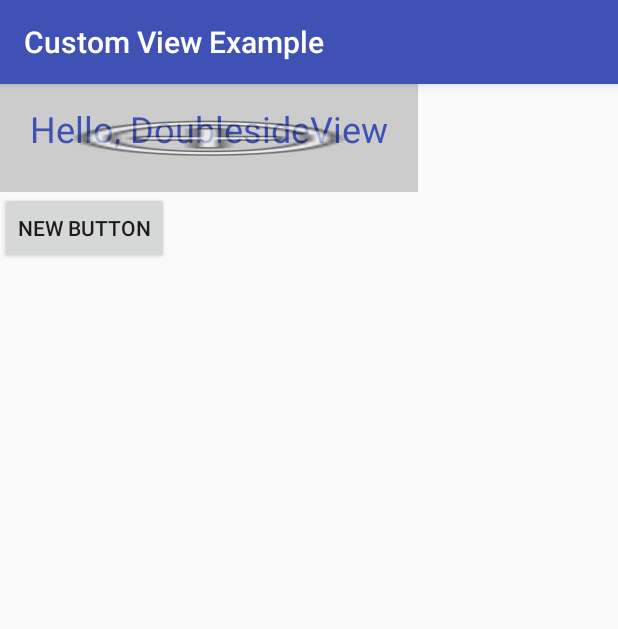
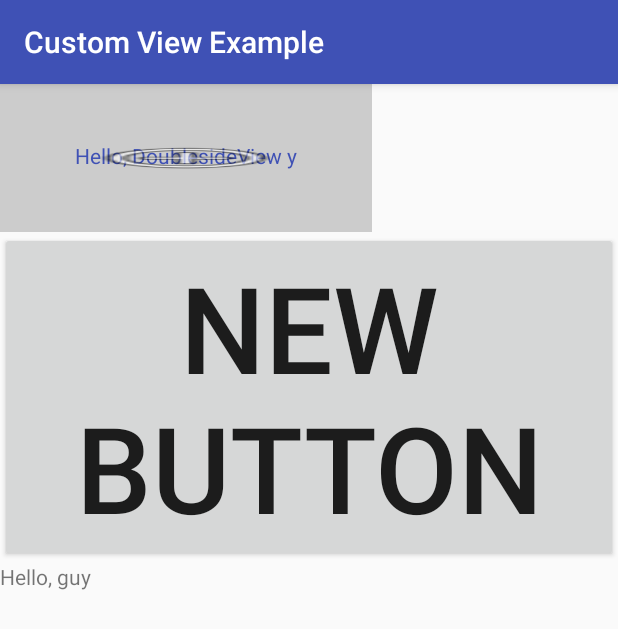
Before and after one commit to roman-nevr/MyExamples, an Android app: the CustomViewExample screen opened directly, with no data from a screen before it, on a phone screen of 412 x 824 dp. Shown: the top 629 px of the screen. Run offline under Robolectric (Android 15) with nearby library versions, the phone set to English and light mode, and no system bars.

Commit message:
29.08.16 evening

```diff
--- a/app/src/main/java/ru/rubicon/myexamples/DoublesideView.java
+++ b/app/src/main/java/ru/rubicon/myexamples/DoublesideView.java
@@ -5,16 +5,19 @@ import android.content.res.TypedArray;
 import android.graphics.Canvas;
 import android.graphics.Color;
 import android.graphics.Paint;
+import android.graphics.Point;
 import android.graphics.drawable.Drawable;
 import android.text.TextPaint;
 import android.util.AttributeSet;
+import android.view.Display;
 import android.view.View;
+import android.view.WindowManager;
 
 /**
  * TODO: document your custom view class.
  */
 public class DoublesideView extends View {
-    private String frontSideString, backSideString; // TODO: use a default from R.string...
+    private String frontSideString, backSideString, longestSting; // TODO: use a default from R.string...
     private int mExampleColor = Color.BLACK; // TODO: use a default from R.color...
     private float mExampleDimension = 0; // TODO: use a default from R.dimen...
     private Drawable mExampleDrawable;
@@ -24,6 +27,7 @@ public class DoublesideView extends View {
     private TextPaint mTextPaint;
     private float mTextWidth;
     private float mTextHeight;
+    int maxWidth, maxHeight;
     // Конструктор, необходимый для создания элемента внутри кода программы
     public DoublesideView(Context context) {
         super(context);
@@ -74,6 +78,13 @@ public class DoublesideView extends View {
         action = frontSideAction;
         setOnClickListener(new DoublesideViewOnClickListener());
 
+        WindowManager wm = (WindowManager) getContext().getSystemService(Context.WINDOW_SERVICE);
+        Display display = wm.getDefaultDisplay();
+        Point size = new Point();
+        display.getSize(size);
+        maxWidth = size.x;
+        maxHeight = size.y;
+
         // Update TextPaint and text measurements from attributes
         invalidateTextPaintAndMeasurements();
     }
@@ -85,8 +96,10 @@ public class DoublesideView extends View {
         float backSideStringWidth = mTextPaint.measureText(backSideString);
         if(frontSideStringWidth > backSideStringWidth){
             mTextWidth = frontSideStringWidth;
+            longestSting = frontSideString;
         }else {
             mTextWidth = backSideStringWidth;
+            longestSting = backSideString;
         }
         Paint.FontMetrics fontMetrics = mTextPaint.getFontMetrics();
         mTextHeight = fontMetrics.bottom;
@@ -107,22 +120,21 @@ public class DoublesideView extends View {
         int contentHeight = getHeight() - paddingTop - paddingBottom;
 
         // Draw the text.
+        /*
         float freeSpace = getWidth()- getPaddingLeft() - getPaddingRight();
-        /*if (mTextWidth > freeSpace){
+        if (mTextWidth > freeSpace){
             mExampleDimension = mExampleDimension * (freeSpace/mTextWidth);
             mTextPaint.setTextSize(mExampleDimension);
             mTextWidth = mTextPaint.measureText(frontSideString);
             mTextHeight = mTextPaint.getFontMetrics().bottom;
-        }*/
-        canvas.drawText(frontSideString,
-                paddingLeft + (contentWidth - mTextWidth) / 2,
-                paddingTop + (contentHeight + mTextHeight /*- mTextPaint.getFontMetrics().top*/) / 2,
-                mTextPaint);
-
+        }
+        */
+        float x = paddingLeft + (contentWidth - mTextWidth) / 2;
+        float y = paddingTop + (contentHeight / 2 + mTextHeight);
+        canvas.drawText(action.execute(), x, y, mTextPaint);
         // Draw the example drawable on top of the text.
         if (mExampleDrawable != null) {
-            mExampleDrawable.setBounds(paddingLeft, paddingTop,
-                    paddingLeft + contentWidth, paddingTop + contentHeight);
+            mExampleDrawable.setBounds(paddingLeft, paddingTop, paddingLeft + contentWidth, paddingTop + contentHeight);
             mExampleDrawable.draw(canvas);
         }
     }
@@ -135,14 +147,15 @@ public class DoublesideView extends View {
         // иначе получится выброс исключения при
         // размещении элемента внутри разметки.
         float freeSpace = measuredWidth - getPaddingLeft() - getPaddingRight();
-        cutFontSize(freeSpace, mTextWidth, mTextPaint);
+        cutFontSize(freeSpace, mTextWidth);
         setMeasuredDimension(measuredWidth, measuredHeight);
     }
 
-    private void cutFontSize(float freeSpace, float textWidth, TextPaint textPaint) {
+    private void cutFontSize(float freeSpace, float textWidth) {
         if (freeSpace < textWidth){
-            mExampleDimension = mExampleDimension * freeSpace / textWidth * 0.98f;
-            textPaint.setTextSize(mExampleDimension);
+            mExampleDimension = mExampleDimension * freeSpace / textWidth * 0.99f;
+            mTextPaint.setTextSize(mExampleDimension);
+            mTextWidth = mTextPaint.measureText(longestSting);
         }
     }
 
@@ -180,7 +193,9 @@ public class DoublesideView extends View {
             // пространство, верните внешнюю границу.
             //result = Math.round(mTextPaint.measureText(frontSideString))+getPaddingRight()+getPaddingLeft();
             result = Math.round(mTextWidth) + getPaddingLeft() + getPaddingRight();
-
+            if (result > maxWidth){
+                result = maxWidth;
+            }
         } else if (specMode == MeasureSpec.EXACTLY) {
             // Если ваш элемент может поместиться внутри этих границ, верните это значение.
             result = specSize;
--- a/app/src/main/res/layout/custom_view_example_main.xml
+++ b/app/src/main/res/layout/custom_view_example_main.xml
@@ -8,20 +8,27 @@
         android:layout_width="wrap_content"
         android:layout_height="wrap_content"
         android:background="#ccc"
-        android:paddingBottom="20dp"
-        android:paddingTop="20dp"
-        android:paddingLeft="20dp"
-        android:paddingRight="20dp"
+        android:paddingBottom="40dp"
+        android:paddingTop="40dp"
+        android:paddingLeft="50dp"
+        android:paddingRight="50dp"
         app:exampleColor="@color/colorPrimary"
-        app:exampleDimension="24sp"
+        app:exampleDimension="14sp"
         app:exampleDrawable="@android:drawable/ic_menu_add"
-        app:frontSideString="Hello, DoublesideView"
+        app:frontSideString="Hello, DoublesideView y"
         app:backSideString="bye!"/>
 
     <Button
         android:layout_width="wrap_content"
         android:layout_height="wrap_content"
         android:text="New Button"
+        android:textSize="80dp"
         android:id="@+id/button" />
 
+    <TextView
+        android:layout_width="wrap_content"
+        android:layout_height="wrap_content"
+        android:id="@+id/editText"
+        android:text="Hello, guy"/>
+
 </LinearLayout>
```
